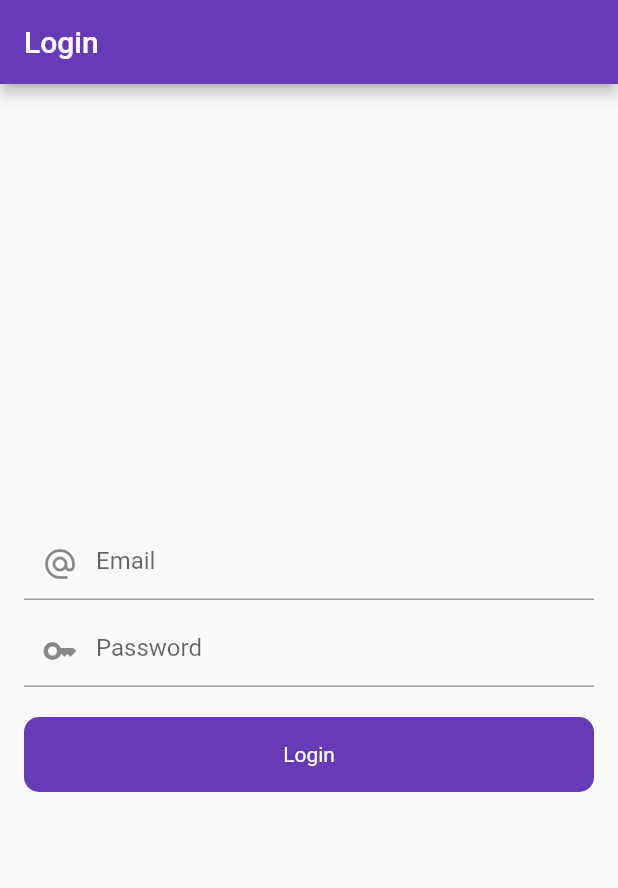
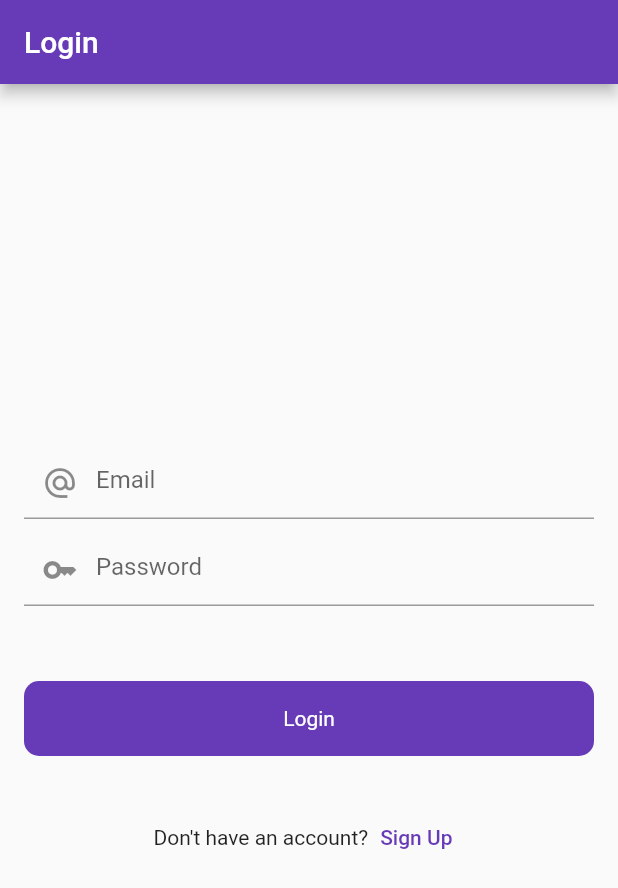
Before and after one commit to mdsoamd/firebase_the_tech_course, a Flutter app: the screen it shows after launch, on a phone screen of 412 x 824 dp. Shown: the top 888 px of the screen. Run offline on Flutter 3.47's test engine with Material 2 defaults, Android fonts, the phone set to English and light mode, and no system bars; our stand-ins replace firebase_core; accounts and stored records are empty.

Commit message:
Part-6 || Sign Up Design Complete

```diff
--- a/lib/ui/auth/login_screen.dart
+++ b/lib/ui/auth/login_screen.dart
@@ -1,7 +1,8 @@
-import 'dart:math';
 
+import 'package:firebase_the_tech_course/ui/auth/signup_screen.dart';
 import 'package:firebase_the_tech_course/widgets/round_button.dart';
 import 'package:flutter/material.dart';
+import 'package:flutter/services.dart';
 
 class LoginScreen extends StatefulWidget {
   const LoginScreen({Key? key}) : super(key: key);
@@ -23,9 +24,17 @@ class _LoginScreenState extends State<LoginScreen> {
     passwordlController.dispose();
   }
 
+
   @override
   Widget build(BuildContext context) {
-    return Scaffold(
+
+    return WillPopScope(
+      onWillPop: () async{
+        SystemNavigator.pop();
+        return true;
+      },
+
+      child: Scaffold(
         appBar: AppBar(
           automaticallyImplyLeading: false,
           title: Text("Login"),
@@ -36,11 +45,11 @@ class _LoginScreenState extends State<LoginScreen> {
             mainAxisAlignment: MainAxisAlignment.center,
             crossAxisAlignment: CrossAxisAlignment.center,
             children: [
+
               Form(
                   key: _fomekey,
                   child: Column(
                     children: [
-
 
                       TextFormField(
                         keyboardType: TextInputType.emailAddress,
@@ -81,7 +90,7 @@ class _LoginScreenState extends State<LoginScreen> {
 
 
               SizedBox(
-              height: 20,
+                height: 50,
               ),
 
 
@@ -90,8 +99,22 @@ class _LoginScreenState extends State<LoginScreen> {
                 onTap: (() {
                   if (_fomekey.currentState!.validate()) {}
                 }),
+              ),
+              SizedBox(
+                height: 30,
+              ),
+              Row(
+                mainAxisAlignment: MainAxisAlignment.center,
+                children: [
+                  Text("Don't have an account?"),
+                  TextButton(onPressed: (){
+                     Navigator.push(context, MaterialPageRoute(builder: (context) => SignUpScreen()));
+                  }, child: Text("Sign Up"))
+                ],
               )
+
             ],
+          ),
         ),
       ),
     );
```
Also changed, not shown: lib/ui/auth/signup_screen.dart (added, +113 -0 lines). Lines whose indentation alone changed are shown as unchanged.
